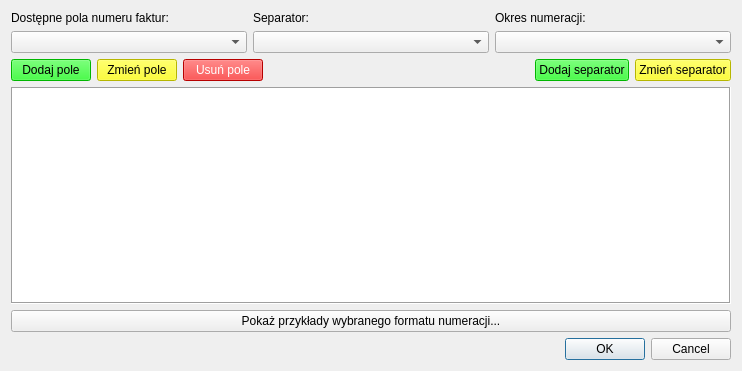
Old version of the form qfaktury/ui/InvoiceNumberFormatEditDialog.ui in the repository tkQCompany/qcompany.
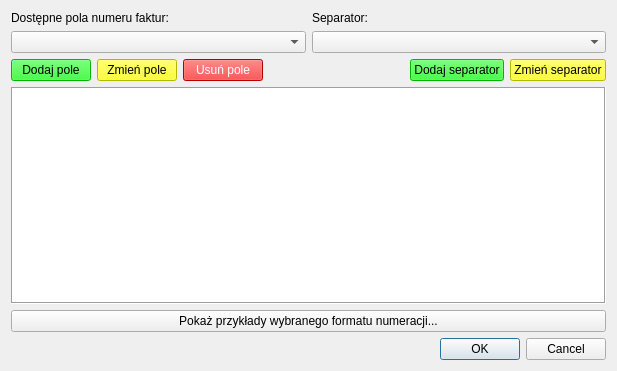
New version of the form.

Commit message: - Fields of format of invoice numbers are changed so that we can choose the period of numbering inside the format itself. This is for better clarification of invoice numbers' formats. - Other changes related to the previous point.

Patch:
```diff
--- a/qfaktury/ui/InvoiceNumberFormatEditDialog.ui
+++ b/qfaktury/ui/InvoiceNumberFormatEditDialog.ui
@@ -6,7 +6,7 @@
    <rect>
     <x>0</x>
     <y>0</y>
-    <width>742</width>
+    <width>617</width>
     <height>371</height>
    </rect>
   </property>
@@ -50,23 +50,6 @@
        </item>
       </layout>
      </item>
-     <item>
-      <layout class="QVBoxLayout" name="verticalLayout_2">
-       <item>
-        <widget class="QLabel" name="labelPeriod">
-         <property name="text">
-          <string>Okres numeracji:</string>
-         </property>
-         <property name="buddy">
-          <cstring>comboBoxPeriod</cstring>
-         </property>
-        </widget>
-       </item>
-       <item>
-        <widget class="QComboBox" name="comboBoxPeriod"/>
-       </item>
-      </layout>
-     </item>
     </layout>
    </item>
    <item>
```
The commit also changes 3 other files.
